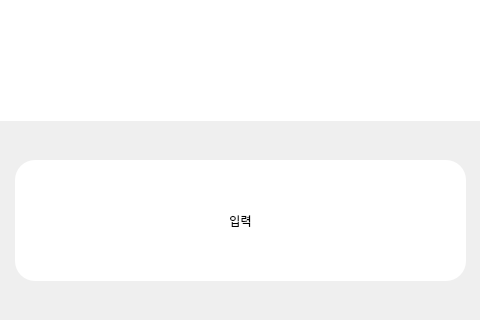
hyunjin-h/aiBuilder, file _uiFiles/textInput.ui: the form before one commit; both pictures show x 405 to 885 and y 390 to 710 of the 1276 by 710 pixel window.
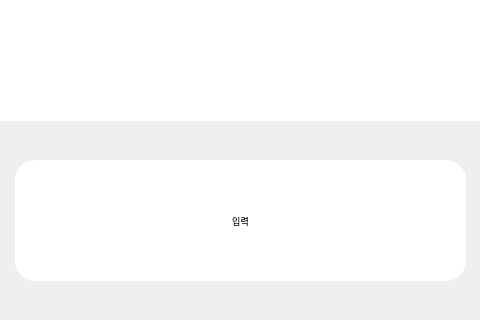
The form after the commit.

Patch:
```diff
--- a/_uiFiles/textInput.ui
+++ b/_uiFiles/textInput.ui
@@ -13,6 +13,7 @@
   <property name="font">
    <font>
     <family>나눔스퀘어_ac</family>
+    <pointsize>7</pointsize>
    </font>
   </property>
   <property name="windowTitle">
```
